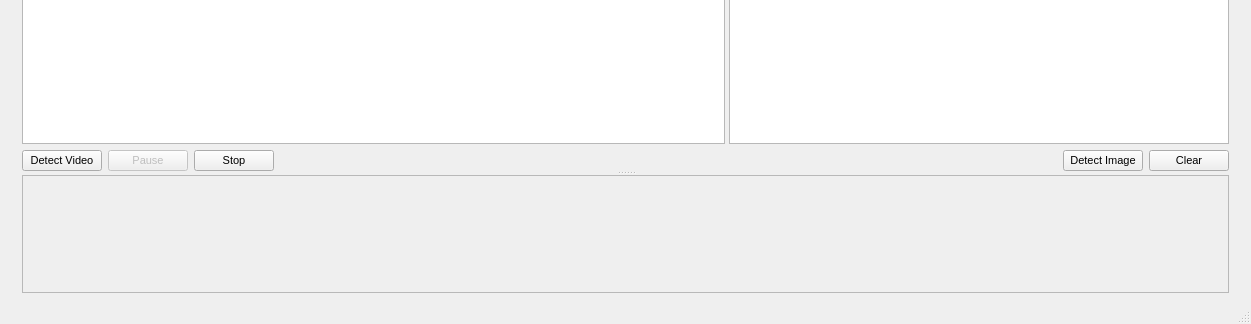
Qt form verteiltes_yolov3/gui.ui (farbton/verteiltes_yolov3) before a commit; both pictures show x 0 to 1251 and y 619 to 943 of the 1251 by 943 pixel window.
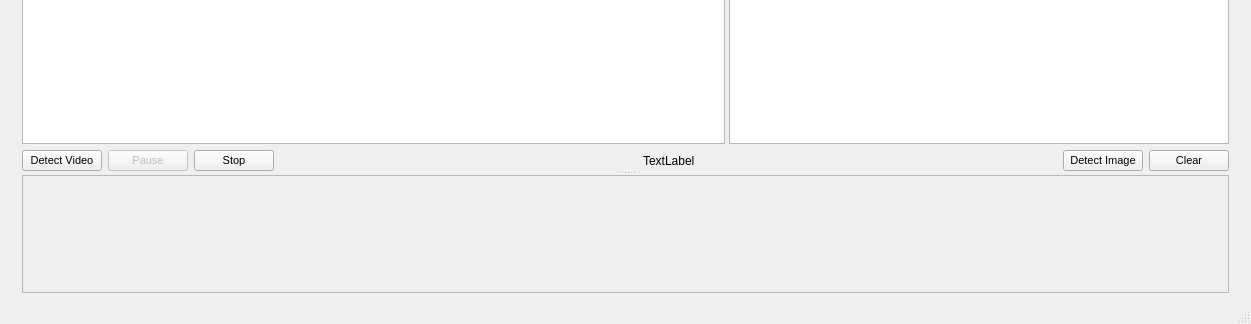
The same form after that commit. Icons and pictures are not drawn.

Commit message: Gui erneuert Live kann jetzt gestoppt und wieder gestratet werden über PLAY

What changed in the file:
```diff
--- a/verteiltes_yolov3/gui.ui
+++ b/verteiltes_yolov3/gui.ui
@@ -142,6 +142,26 @@
               </property>
              </spacer>
             </item>
+            <item>
+             <widget class="QLabel" name="labelWeights">
+              <property name="text">
+               <string>TextLabel</string>
+              </property>
+             </widget>
+            </item>
+            <item>
+             <spacer name="horizontalSpacer_4">
+              <property name="orientation">
+               <enum>Qt::Horizontal</enum>
+              </property>
+              <property name="sizeHint" stdset="0">
+               <size>
+                <width>40</width>
+                <height>20</height>
+               </size>
+              </property>
+             </spacer>
+            </item>
             <item>
              <widget class="QPushButton" name="pushButton_detectImage">
               <property name="font">
```
The commit also changes 7 other files.
